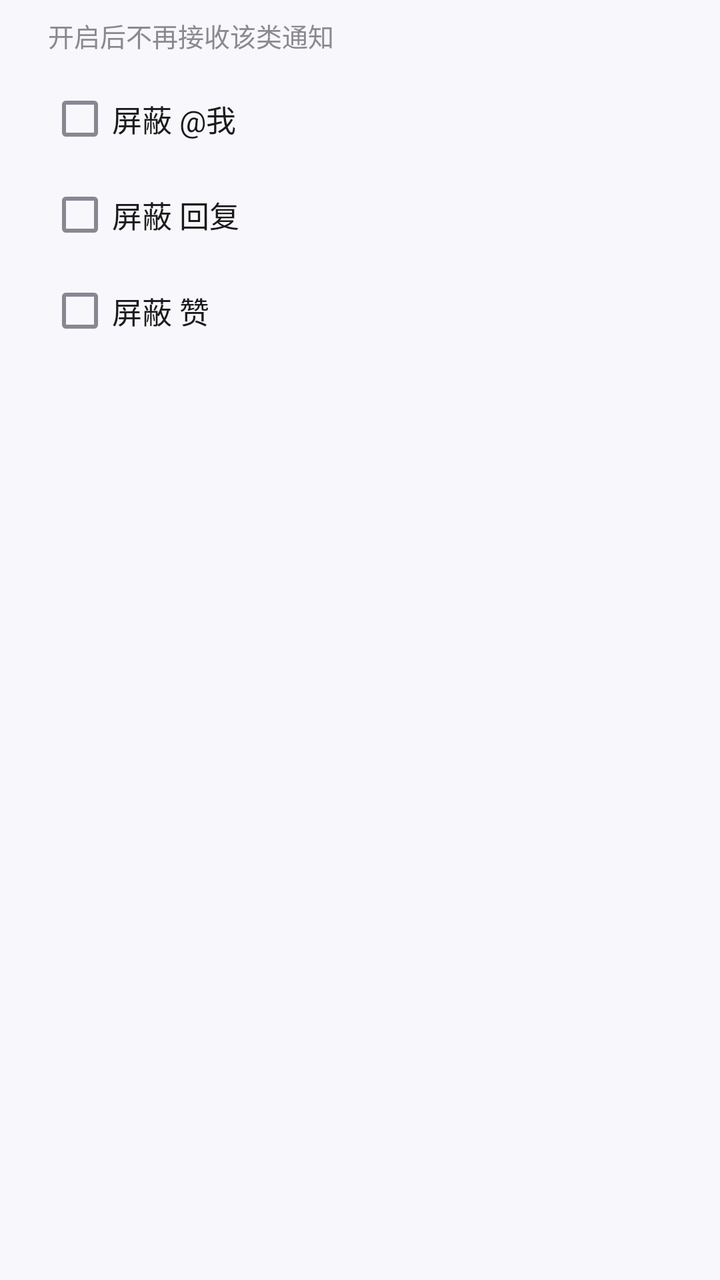
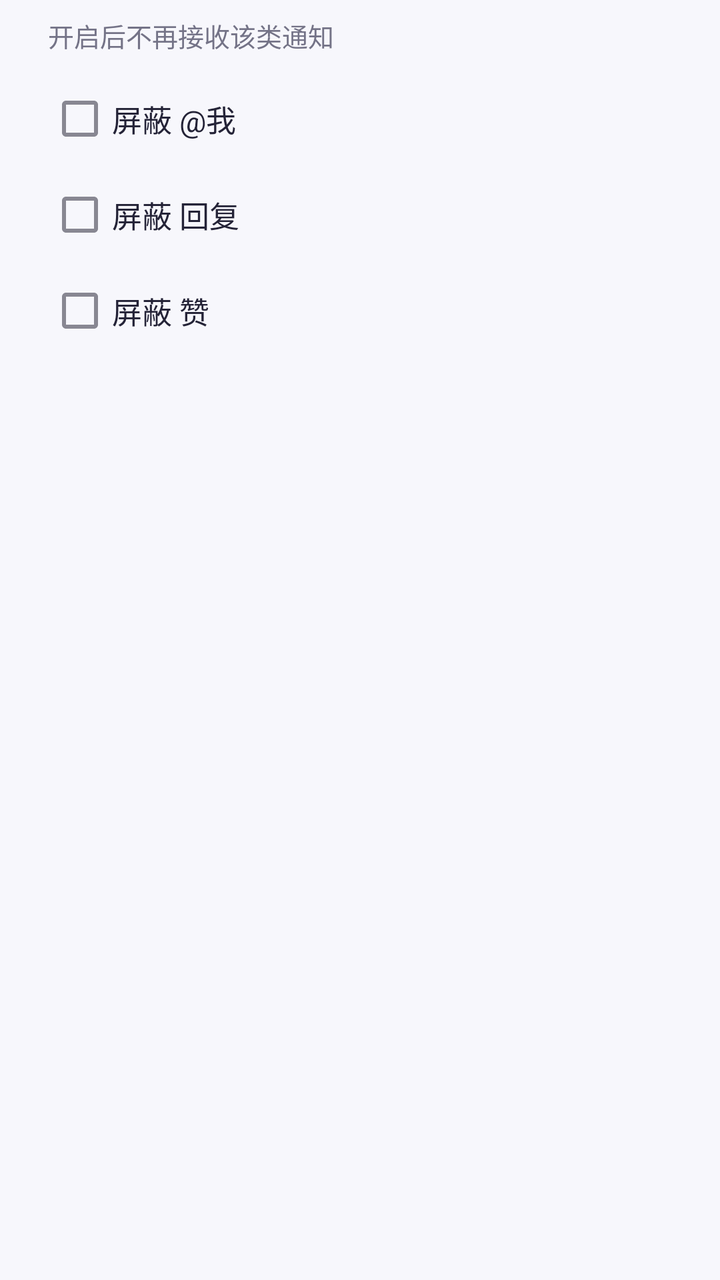

Two renders of the same Android screen: before a commit and after it. Below are the layout's source before the change and the commit's diff.
<!-- AndroidManifest.xml: application theme AppTheme -->
<!-- res/layout/dialog_notification_settings.xml -->
<?xml version="1.0" encoding="utf-8"?>
<LinearLayout xmlns:android="http://schemas.android.com/apk/res/android"
    android:layout_width="match_parent"
    android:layout_height="wrap_content"
    android:orientation="vertical"
    android:paddingStart="24dp"
    android:paddingEnd="24dp"
    android:paddingTop="8dp"
    android:paddingBottom="8dp">

    <TextView
        android:layout_width="match_parent"
        android:layout_height="wrap_content"
        android:text="@string/messages_mute_hint"
        android:textSize="13sp"
        android:textColor="#8A8A8E"
        android:paddingBottom="8dp" />

    <CheckBox
        android:id="@+id/ns_mention"
        android:layout_width="match_parent"
        android:layout_height="wrap_content"
        android:text="@string/messages_mute_mention"
        android:textSize="15sp"
        android:textColor="#1A1A1A" />

    <CheckBox
        android:id="@+id/ns_reply"
        android:layout_width="match_parent"
        android:layout_height="wrap_content"
        android:text="@string/messages_mute_reply"
        android:textSize="15sp"
        android:textColor="#1A1A1A" />

    <CheckBox
        android:id="@+id/ns_like"
        android:layout_width="match_parent"
        android:layout_height="wrap_content"
        android:text="@string/messages_mute_like"
        android:textSize="15sp"
        android:textColor="#1A1A1A" />

</LinearLayout>
<!-- resources referenced by this layout -->
<resources>
  <string name="messages_mute_hint">开启后不再接收该类通知</string>
  <string name="messages_mute_like">屏蔽 赞</string>
  <string name="messages_mute_mention">屏蔽 @我</string>
  <string name="messages_mute_reply">屏蔽 回复</string>
  <style name="AppTheme" parent="Theme.MaterialComponents.Light.NoActionBar">
          
          <item name="colorPrimary">@color/profile_accent</item>
          <item name="colorPrimaryVariant">@color/brand_violet_deep</item>
          <item name="colorOnPrimary">@color/white</item>
  
          
          <item name="colorSecondary">@color/brand_violet_light</item>
          <item name="colorSecondaryVariant">@color/brand_violet</item>
          <item name="colorOnSecondary">@color/white</item>
  
          
          <item name="android:colorBackground">@color/profile_bg</item>
          <item name="colorSurface">@color/profile_surface</item>
          <item name="colorOnBackground">@color/profile_ink</item>
          <item name="colorOnSurface">@color/profile_ink</item>
          <item name="colorError">@color/profile_error</item>
  
          
          <item name="android:statusBarColor">@color/profile_bg</item>
          <item name="android:windowLightStatusBar">true</item>
          <item name="android:navigationBarColor">@color/profile_surface</item>
          <item name="android:windowLightNavigationBar" tools:targetApi="o_mr1">true</item>
          <item name="android:windowBackground">@color/profile_bg</item>
  
          
          <item name="colorControlHighlight">@color/accent_ripple</item>
          <item name="rippleColor">@color/accent_ripple</item>
  
          
          <item name="shapeAppearanceSmallComponent">@style/ShapeRounded.Small</item>
          <item name="shapeAppearanceMediumComponent">@style/ShapeRounded.Medium</item>
          <item name="shapeAppearanceLargeComponent">@style/ShapeRounded.Large</item>
  
          
          <item name="materialButtonStyle">@style/Widget.PixelFlow.Button</item>
          <item name="textAppearanceButton">@style/TextAppearance.MaterialComponents.Button</item>
      </style>
  <color name="profile_accent">#6155CE</color>
  <color name="brand_violet_deep">#FF4A3FB8</color>
  <color name="white">#FFFFFFFF</color>
  <color name="brand_violet_light">#FF8B7FF5</color>
  <color name="brand_violet">#FF6155CE</color>
  <color name="profile_bg">#F7F7FC</color>
  <color name="profile_surface">#FFFFFF</color>
  <color name="profile_ink">#242337</color>
  <color name="profile_error">#B3261E</color>
  <color name="accent_ripple">#1F6155CE</color>
  <style name="ShapeRounded.Small" parent="ShapeAppearance.MaterialComponents.SmallComponent">
          <item name="cornerFamily">rounded</item>
          <item name="cornerSize">@dimen/radius_control</item>
      </style>
  <style name="ShapeRounded.Medium" parent="ShapeAppearance.MaterialComponents.MediumComponent">
          <item name="cornerFamily">rounded</item>
          <item name="cornerSize">@dimen/radius_card</item>
      </style>
  <style name="ShapeRounded.Large" parent="ShapeAppearance.MaterialComponents.LargeComponent">
          <item name="cornerFamily">rounded</item>
          <item name="cornerSize">24dp</item>
      </style>
  <style name="Widget.PixelFlow.Button" parent="Widget.MaterialComponents.Button">
          <item name="android:minHeight">52dp</item>
          <item name="android:textSize">15sp</item>
          <item name="android:textAllCaps">false</item>
          <item name="android:insetTop">0dp</item>
          <item name="android:insetBottom">0dp</item>
          <item name="cornerRadius">@dimen/radius_pill</item>
          <item name="android:textColor">@color/white</item>
      </style>
  <dimen name="radius_control">12dp</dimen>
  <dimen name="radius_card">16dp</dimen>
  <dimen name="radius_pill">22dp</dimen>
</resources>

<!-- the commit's change to res/layout/dialog_notification_settings.xml (unified diff, before → after) -->
@@ -13,7 +13,7 @@
         android:layout_height="wrap_content"
         android:text="@string/messages_mute_hint"
         android:textSize="13sp"
-        android:textColor="#8A8A8E"
+        android:textColor="@color/profile_muted"
         android:paddingBottom="8dp" />
 
     <CheckBox
@@ -22,7 +22,7 @@
         android:layout_height="wrap_content"
         android:text="@string/messages_mute_mention"
         android:textSize="15sp"
-        android:textColor="#1A1A1A" />
+        android:textColor="@color/profile_ink" />
 
     <CheckBox
         android:id="@+id/ns_reply"
@@ -30,7 +30,7 @@
         android:layout_height="wrap_content"
         android:text="@string/messages_mute_reply"
         android:textSize="15sp"
-        android:textColor="#1A1A1A" />
+        android:textColor="@color/profile_ink" />
 
     <CheckBox
         android:id="@+id/ns_like"
@@ -38,6 +38,6 @@
         android:layout_height="wrap_content"
         android:text="@string/messages_mute_like"
         android:textSize="15sp"
-        android:textColor="#1A1A1A" />
+        android:textColor="@color/profile_ink" />
 
 </LinearLayout>
<!-- resource entries referenced after the edit -->
@@ -50,6 +50,7 @@
   <color name="profile_bg">#F7F7FC</color>
   <color name="profile_surface">#FFFFFF</color>
   <color name="profile_ink">#242337</color>
+  <color name="profile_muted">#747387</color>
   <color name="profile_error">#B3261E</color>
   <color name="accent_ripple">#1F6155CE</color>
   <style name="ShapeRounded.Small" parent="ShapeAppearance.MaterialComponents.SmallComponent">
